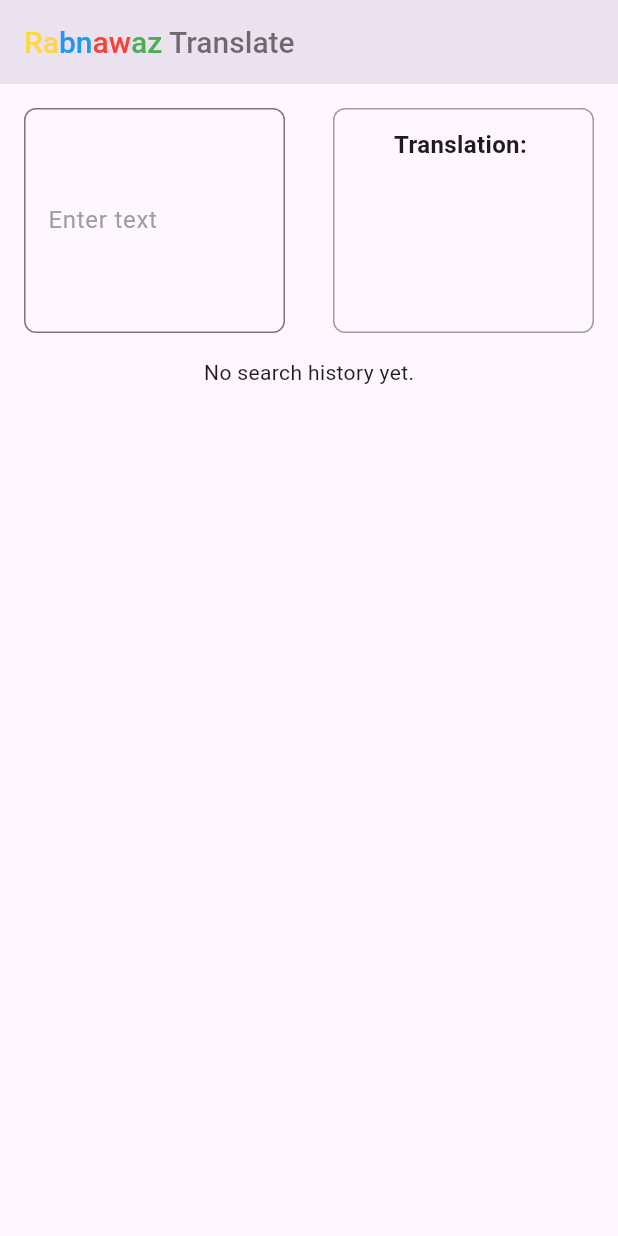
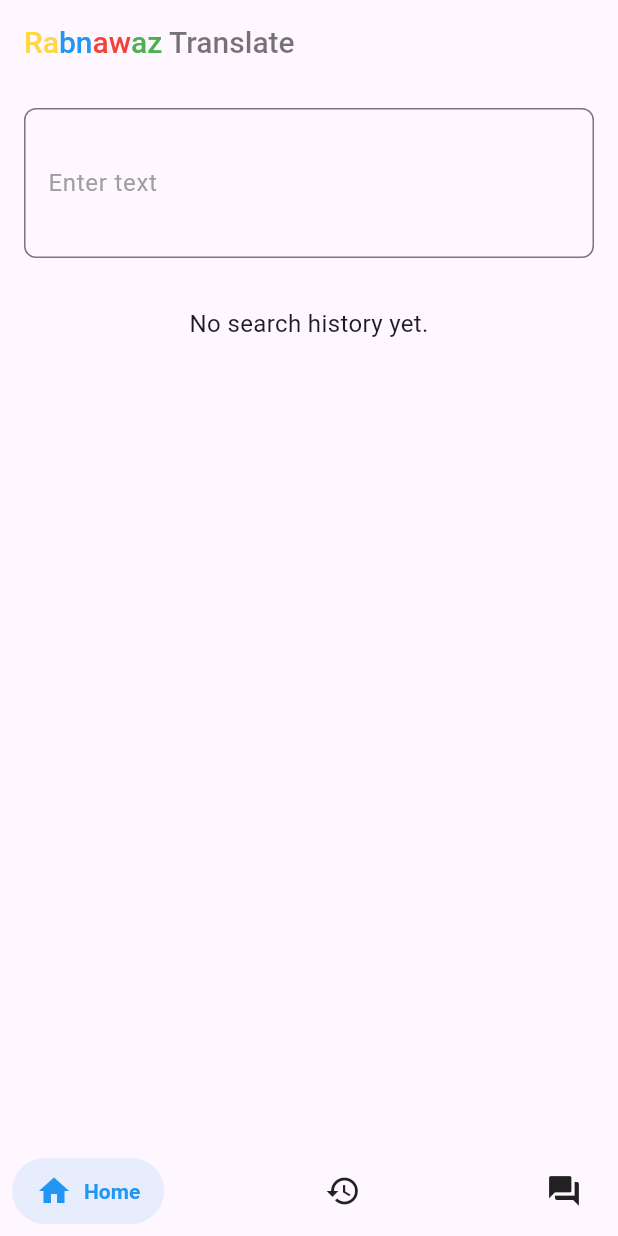
Before and after one commit to rabnawaz73/Flutter_Online_Dictionary, a Flutter app: the screen it shows after launch, on a phone screen of 412 x 824 dp. Run offline on Flutter 3.47's test engine with Material 3 defaults, Android fonts, the phone set to English and light mode, and no system bars; drawn by our look-alikes of salomon_bottom_bar; our stand-ins replace google_fonts.

Commit message:
Changing the UI of APP

```diff
--- a/lib/Screens/home.dart
+++ b/lib/Screens/home.dart
@@ -1,51 +1,49 @@
-
-
 import 'package:dictionary/Models/dictionary_model.dart';
+import 'package:dictionary/Screens/Search_Screen.dart';
+import 'package:dictionary/Screens/answer_Screen.dart';
 import 'package:dictionary/Services/DicService.dart';
 import 'package:flutter/material.dart';
 import 'package:flutter/services.dart';
+import 'package:salomon_bottom_bar/salomon_bottom_bar.dart';
 
 class HomePage extends StatefulWidget {
   const HomePage({super.key});
 
   @override
-  State<StatefulWidget> createState() => _HomePageState(); // Use concise syntax
+  _HomePageState createState() => _HomePageState();
 }
 
-class _HomePageState extends State<HomePage> {
+class _HomePageState extends State<HomePage> with SingleTickerProviderStateMixin {
   bool isLoading = false;
-  var dataFound = '';
-  var synonyms = '';
-  var example = '';
-  var partOfSpeech = '';
+  String dataFound = '';
+  String synonyms = '';
+  String example = '';
+  String partOfSpeech = '';
   DictionaryModel? myDictionaryModel;
   final TextEditingController controller = TextEditingController();
-
   List<DictionaryModel> searchHistory = [];
 
   void addToHistory(DictionaryModel entry) {
     setState(() {
-      searchHistory.insert(0, entry); // Add new entry at the beginning
+      searchHistory.insert(0, entry);
     });
   }
 
-  void searchMean(var word) async {
+  Future<void> searchMean(String word) async {
     setState(() {
       isLoading = true;
     });
     try {
       myDictionaryModel = await DictionaryService.fetch(word);
-      final definition = myDictionaryModel?.meanings[0].definitions[0].definition;
+      final definition = myDictionaryModel?.meanings?[0].definitions?[0].definition;
       setState(() {
         dataFound = definition ?? 'No Data Found';
-        example = myDictionaryModel?.meanings[0].definitions[0].example ?? '';
-        synonyms = (myDictionaryModel?.meanings[0].definitions[0].synonyms.join(', ') ?? '');
-        // phonetic = myDictionaryModel?.meanings[0].definitions[0].phonetic ?? '';
-        partOfSpeech = myDictionaryModel?.meanings[0].partOfSpeech ?? '';
+        example = myDictionaryModel?.meanings?[0].definitions?[0].example ?? '';
+        synonyms = (myDictionaryModel?.meanings?[0].definitions?[0].synonyms?.join(', ') ?? '');
+        partOfSpeech = myDictionaryModel?.meanings?[0].partOfSpeech ?? '';
         addToHistory(myDictionaryModel!);
       });
     } catch (e) {
-      myDictionaryModel = null;
       setState(() {
         dataFound = 'No Meaning Found for the Given Text ${e.toString()}';
       });
@@ -56,30 +54,62 @@ class _HomePageState extends State<HomePage> {
     }
   }
 
+  late final AnimationController _controller;
+  late final Animation<double> _animation;
+
+  @override
+  void initState() {
+    super.initState();
+    _controller = AnimationController(
+      duration: const Duration(milliseconds: 500),
+      vsync: this,
+    )..forward();
+    _animation = CurvedAnimation(
+      parent: _controller,
+      curve: Curves.easeInOut,
+    );
+  }
+
+  @override
+  void dispose() {
+    _controller.dispose();
+    super.dispose();
+  }
+
   @override
   Widget build(BuildContext context) {
-    var commonInputDecoration = InputDecoration(
+    final screenHeight = MediaQuery.of(context).size.height;
+    final screenWidth = MediaQuery.of(context).size.width;
+
+    SystemChrome.setSystemUIOverlayStyle(
+      SystemUiOverlayStyle(
+        statusBarColor: Color.fromARGB(255, 27, 27, 29),
+        systemNavigationBarColor: Color.fromARGB(255, 27, 27, 29),
+      ),
+    );
+
+    final commonInputDecoration = InputDecoration(
       hintText: 'Enter text',
-      hintStyle: const TextStyle(color: Colors.grey),
+      hintStyle: TextStyle(color: Colors.grey),
       border: OutlineInputBorder(
         borderRadius: BorderRadius.circular(8.0),
-        borderSide: const BorderSide(color: Colors.grey, width: 1.0),
+        borderSide: BorderSide(color: Colors.grey, width: 1.0),
       ),
       focusedBorder: OutlineInputBorder(
         borderRadius: BorderRadius.circular(8.0),
-        borderSide: const BorderSide(color: Colors.blue, width: 2.0),
+        borderSide: BorderSide(color: Colors.blue, width: 2.0),
       ),
     );
 
-    var containerDecoration = BoxDecoration(
+    final containerDecoration = BoxDecoration(
       borderRadius: BorderRadius.circular(8.0),
       border: Border.all(color: Colors.grey, width: 1.0),
     );
 
     return Scaffold(
       appBar: AppBar(
-        elevation: 10,
-        title: const Text.rich(
+        elevation: 0,
+        title: Text.rich(
           TextSpan(
             children: [
               TextSpan(
@@ -129,15 +159,13 @@ class _HomePageState extends State<HomePage> {
       body: SizedBox(
         width: double.infinity,
         child: SingleChildScrollView(
+          child: Padding(
+            padding: EdgeInsets.all(16.0),
             child: Column(
+              crossAxisAlignment: CrossAxisAlignment.stretch,
               children: [
-              Row(
-                children: [
-                  Expanded(
-                    child: Padding(
-                      padding: const EdgeInsets.all(16.0),
-                      child: SizedBox(
-                        height: 150,
+                SizedBox(
+                  height: 100,
                   child: RawKeyboardListener(
                     focusNode: FocusNode(),
                     onKey: (RawKeyEvent event) {
@@ -155,107 +183,109 @@ class _HomePageState extends State<HomePage> {
                     ),
                   ),
                 ),
-                    ),
-                  ),
-                  Expanded(
-                    child: Padding(
-                      padding: const EdgeInsets.all(16.0),
-                      child: SingleChildScrollView(
-                        child: SizedBox(
-                          height: 150,
+                SizedBox(height: 16),
+                if (isLoading)
+                  Center(child: CircularProgressIndicator())
+                else if (dataFound.isNotEmpty)
+                  AnimatedOpacity(
+                    opacity: _animation.value,
+                    duration: const Duration(milliseconds: 500),
                     child: Container(
                       decoration: containerDecoration,
-                            padding: const EdgeInsets.all(12.0),
-                            child: Center(
-                              child: isLoading
-                                  ? const CircularProgressIndicator()
-                                  : Column(
+                      padding: EdgeInsets.all(16.0),
+                      child: Column(
+                        crossAxisAlignment: CrossAxisAlignment.start,
                         children: [
                           Text.rich(
                             TextSpan(
                               children: [
-                                            const TextSpan(
+                                TextSpan(
                                   text: 'Translation: ',
-                                              style: TextStyle(fontSize: 16, fontWeight: FontWeight.bold),
+                                  style: TextStyle(fontSize: 18, fontWeight: FontWeight.bold),
                                 ),
                                 TextSpan(
                                   text: dataFound,
-                                              style: const TextStyle(fontSize: 16),
+                                  style: TextStyle(fontSize: 18),
                                 ),
                               ],
                             ),
                           ),
                           if (partOfSpeech.isNotEmpty)
-                                        Expanded(
+                            Padding(
+                              padding: EdgeInsets.only(top: 8),
                               child: Text.rich(
                                 TextSpan(
                                   children: [
-                                                const TextSpan(
+                                    TextSpan(
                                       text: 'Part of Speech: ',
                                       style: TextStyle(fontSize: 16, fontWeight: FontWeight.bold),
                                     ),
                                     TextSpan(
                                       text: partOfSpeech,
-                                                  style: const TextStyle(fontSize: 16),
+                                      style: TextStyle(fontSize: 16),
                                     ),
                                   ],
                                 ),
                               ),
                             ),
                           if (example.isNotEmpty)
-                                        Text.rich(
+                            Padding(
+                              padding: EdgeInsets.only(top: 8),
+                              child: Text.rich(
                                 TextSpan(
                                   children: [
-                                              const TextSpan(
+                                    TextSpan(
                                       text: 'Example: ',
                                       style: TextStyle(fontSize: 16, fontWeight: FontWeight.bold),
                                     ),
                                     TextSpan(
                                       text: example,
-                                                style: const TextStyle(fontSize: 16),
+                                      style: TextStyle(fontSize: 16),
                                     ),
                                   ],
                                 ),
                               ),
+                            ),
                           if (synonyms.isNotEmpty)
-                                        Text.rich(
+                            Padding(
+                              padding: EdgeInsets.only(top: 8),
+                              child: Text.rich(
                                 TextSpan(
                                   children: [
-                                             const TextSpan(
+                                    TextSpan(
                                       text: 'Synonyms: ',
                                       style: TextStyle(fontSize: 16, fontWeight: FontWeight.bold),
                                     ),
                                     TextSpan(
                                       text: synonyms,
-                                                style: const TextStyle(fontSize: 16),
+                                      style: TextStyle(fontSize: 16),
                                     ),
                                   ],
-                                          ),
-                                        ),
-                                    ]
-                                  ),
-                            ),
-                          ),
-                        ),
                                 ),
                               ),
                             ),
                         ],
                       ),
-              searchHistory.isEmpty // Handle empty history
-                  ? const Center(child: Text('No search history yet.'))
-                  : ListView.builder(
-                shrinkWrap: true, // This is the key change
+                    ),
+                  ),
+                SizedBox(height: 16),
+                if (searchHistory.isEmpty)
+                  Center(child: Text('No search history yet.', style: TextStyle(fontSize: 16)))
+                else
+                  ListView.builder(
+                    shrinkWrap: true,
+                    physics: NeverScrollableScrollPhysics(),
                     itemCount: searchHistory.length,
                     itemBuilder: (context, index) {
                       final entry = searchHistory[index];
                       return Card(
-                    margin: const EdgeInsets.all(8.0),
+                        margin: EdgeInsets.symmetric(vertical: 8.0),
                         child: ListTile(
-                      title: Text(entry.word),
+                          title: Text(entry.word, style: TextStyle(fontSize: 18)),
                           subtitle: Text(entry.meanings.isNotEmpty
                               ? entry.meanings[0].definitions[0].definition
-                          : ''),
+                              : '',
+                              style: TextStyle(fontSize: 16)),
                         ),
                       );
                     },
@@ -264,6 +294,36 @@ class _HomePageState extends State<HomePage> {
             ),
           ),
         ),
+      ),
+      bottomNavigationBar: SalomonBottomBar(
+        currentIndex: 0,
+        onTap: (index) {
+          if (index == 0) {
+            return DictionaryApp();
+          } else if (index == 1) {
+            return DictionaryHomePage();
+          } else if (index == 2) {
+            return AnswerPage(word: 'hello',);
+          }
+        },
+        items: [
+          SalomonBottomBarItem(
+            icon: Icon(Icons.home),
+            title: Text('Home'),
+            selectedColor: Colors.blue,
+          ),
+          SalomonBottomBarItem(
+            icon: Icon(Icons.history),
+            title: Text('History'),
+            selectedColor: Colors.orange,
+          ),
+          SalomonBottomBarItem(
+            icon: Icon(Icons.question_answer),
+            title: Text('Answer'),
+            selectedColor: Colors.green,
+          ),
+        ],
+      ),
     );
   }
 }
--- a/pubspec.yaml
+++ b/pubspec.yaml
@@ -39,6 +39,8 @@ dependencies:
   http:
   webview_windows: ^0.1.9
   window_manager: ^0.4.2
+  salomon_bottom_bar: ^3.3.2
+  google_fonts: ^6.2.1
 
 dev_dependencies:
   flutter_test:
```
Also changed, not shown: lib/Screens/Search_Screen.dart (added, +103 -0 lines), lib/Screens/answer_Screen.dart (added, +23 -0 lines), lib/Screens/history.dart (added, +139 -0 lines), pubspec.lock. Lines whose indentation alone changed are shown as unchanged.
